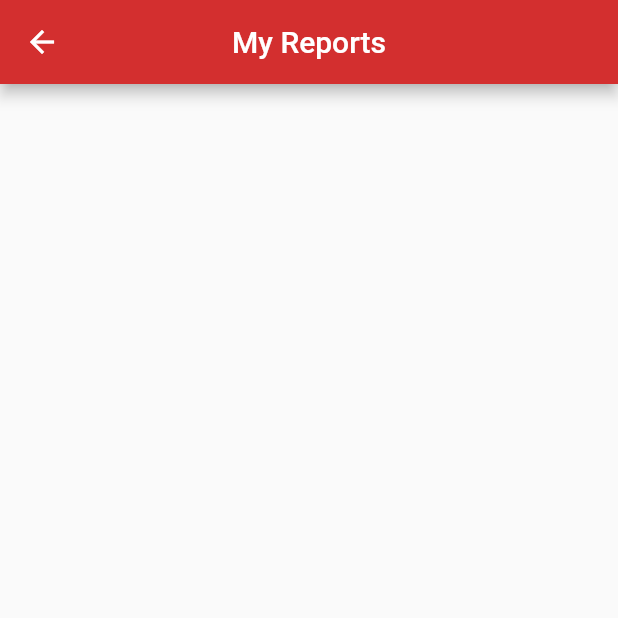
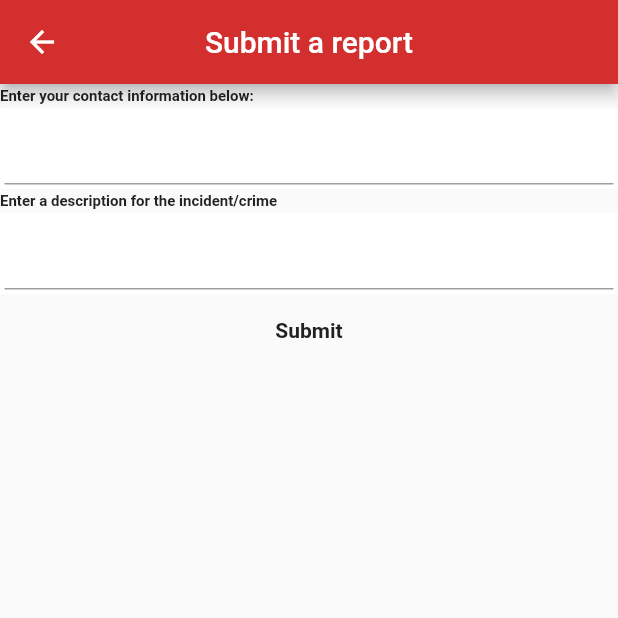
Before and after one commit to anubhajoshi01/cu_hacking_2021-crime-track-app, a Flutter app: the CreateReport screen opened directly, on a phone screen of 412 x 824 dp, the top half of it. Run offline on Flutter 3.47's test engine with Material 2 defaults, Android fonts, the phone set to English and light mode, and no system bars; our stand-ins replace cloud_firestore, geolocator, hive, hive_flutter; accounts and stored records are empty; statements that could not run were skipped.

Commit message:
mason's create report changes

```diff
--- a/lib/main.dart
+++ b/lib/main.dart
@@ -19,7 +19,7 @@ void main() async{
   await ReportDb.getMyActiveReports();
   final localDb = LocalReportDb();
   await localDb.addReport(0);
-
+  await Geolocation.initLocation();
 
   print("latlongstuff");
   print(await Geolocation.getAddressFromLatLong());
--- a/lib/models/geolocator.dart
+++ b/lib/models/geolocator.dart
@@ -3,6 +3,17 @@ class Geolocation {
 
   static final Geolocator geolocator = Geolocator()
     ..forceAndroidLocationManager;
+
+  static String address;
+  static double latitude;
+  static double longitude;
+
+  static Future<void> initLocation() async{
+    address = await getAddressFromLatLong();
+    List<double> latlong = await getLatLong();
+    latitude = latlong[0];
+    longitude = latlong[1];
+  }
 
   static Future<Position> getCurrentLocation() async{
     Position p = await geolocator.getCurrentPosition(desiredAccuracy: LocationAccuracy.high);
--- a/lib/screens/create_report.dart
+++ b/lib/screens/create_report.dart
@@ -1,5 +1,9 @@
+
 import 'package:flutter/cupertino.dart';
 import 'package:flutter/material.dart';
+import 'package:flutter_app/models/geolocator.dart';
+import 'package:flutter_app/database/report_db.dart';
+import 'package:flutter_app/models/geolocator.dart';
 
 class CreateReport extends StatefulWidget{
   @override
@@ -10,17 +14,88 @@ class CreateReport extends StatefulWidget{
 }
 
 class _CreateReport extends State<CreateReport>{
+  String descriptionStr = "";
+  String infoStr = "";
+
 
   @override
   Widget build(BuildContext context) {
 
     return Scaffold(
       appBar: AppBar(
-        title: Text("My Reports"),
+        title: Text("Submit a report"),
         centerTitle: true,
         backgroundColor: Colors.red[700],
+
       ),
+      body: Column(
+        crossAxisAlignment: CrossAxisAlignment.stretch,
+        children: <Widget>[
+          Container(
+            padding: EdgeInsets.symmetric(vertical: 2),
+            child: Text(
+              "Enter your contact information below:",
+              style: TextStyle(
+                color: Colors.grey[900],
+                fontSize: 10,
+                fontWeight: FontWeight.bold,
+              ),
+            ),
+          ),
+          Container(
+            padding: EdgeInsets.all(3),
+            color: Colors.white,
+            child: TextField(
+              obscureText: true,
+              keyboardType: TextInputType.text,
+              onChanged: (input){
+                setState(() {
+                  infoStr = input;
+                });
+              },
+            ),
+          ),
+          Container(
+            padding: EdgeInsets.symmetric(vertical: 2),
+            child: Text(
+              "Enter a description for the incident/crime ",
+              style: TextStyle(
+                color: Colors.grey[900],
+                fontSize:10,
+                fontWeight: FontWeight.bold,
+              ),
+            ),
+          ),
+          Container(
+            padding: EdgeInsets.all(3),
+            color: Colors.white,
+            child: TextField(
+              obscureText: true,
+              keyboardType: TextInputType.text,
+              onChanged: (input){
+                setState(() {
+                  descriptionStr = input;
+                });
+              },
+            ),
+          ),
+          FlatButton(
+              onPressed:(){
+                ReportDb.createReport(Geolocation.address, Geolocation.latitude, Geolocation.longitude, infoStr, descriptionStr);
+                Navigator.pop(context);
 
+              } ,
+              child: Text(
+                  "Submit",
+                  style: TextStyle(
+                    fontWeight: FontWeight.bold,
+                    color: Colors.grey[900],
+                  )
+              )
+          )
+        ],
+      ),
     );
   }
+
 }
```
